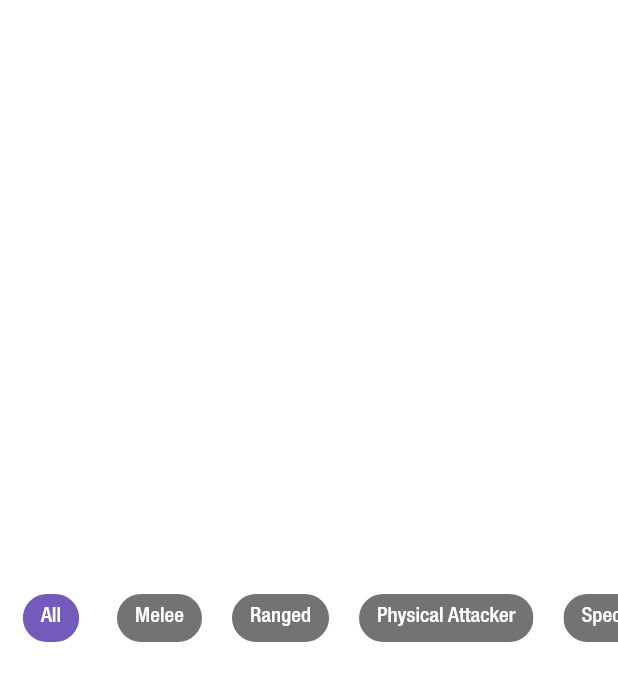
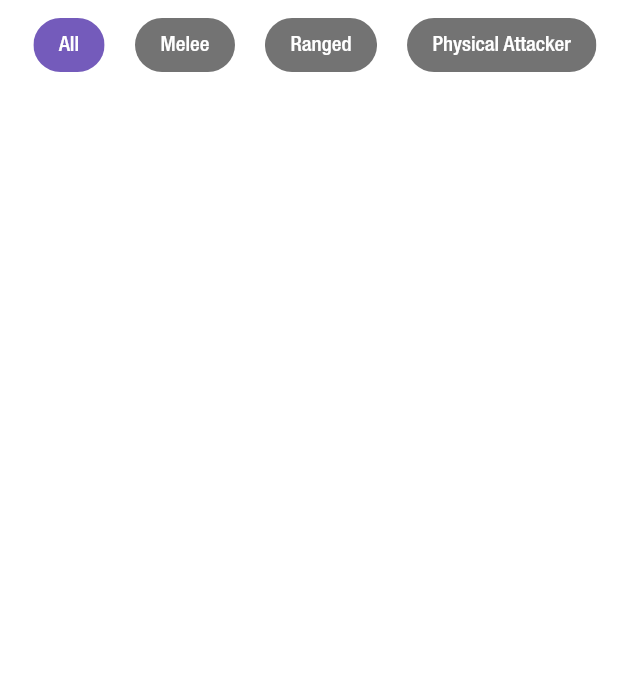
Before and after one commit to charleslana/db-unite, a Flutter app: the FilterPokemon widget shown alone on an empty page, opened directly with empty values, on a phone screen of 412 x 824 dp. Shown: the top 681 px of the screen. Run offline on Flutter 3.47's test engine with Material 2 defaults, Android fonts, the phone set to English and light mode, and no system bars; our stand-ins replace cached_network_image, get, get_storage, percent_indicator; accounts and stored records are empty; network calls fail.

```diff
--- a/lib/src/components/filter_pokemon.dart
+++ b/lib/src/components/filter_pokemon.dart
@@ -28,15 +28,20 @@ class FilterPokemon extends StatelessWidget {
       'Speedster',
       'Supporter',
     ];
+    Widget widget;
 
     for (int index = 0; index < _options.length; index++) {
-      final ChoiceChip choiceChip = ChoiceChip(
+      widget = ChoiceChip(
         selected: index == filterIndex,
-        label: Text(
-          _options[index],
-          style: const TextStyle(color: Colors.white),
+        label: Padding(
+          padding: const EdgeInsets.all(5),
+          child: Text(
+            _options[index],
+            style: const TextStyle(color: Colors.white),
+          ),
         ),
         elevation: 0,
+        visualDensity: const VisualDensity(vertical: 2),
         pressElevation: 5,
         backgroundColor: Colors.black54,
         selectedColor: ColorConstants.background,
@@ -46,15 +51,21 @@ class FilterPokemon extends StatelessWidget {
       chips.add(
         Padding(
           padding: const EdgeInsets.symmetric(horizontal: 10),
-          child: choiceChip,
+          child: widget,
         ),
       );
     }
 
-    return ListView(
-      physics: const BouncingScrollPhysics(),
-      scrollDirection: Axis.horizontal,
-      children: chips,
+    return SizedBox(
+      height: 60,
+      child: Padding(
+        padding: const EdgeInsets.all(12),
+        child: ListView(
+          physics: const BouncingScrollPhysics(),
+          scrollDirection: Axis.horizontal,
+          children: chips,
+        ),
+      ),
     );
   }
 }
```
Also changed, not shown: lib/src/controllers/pokemon_list_controller.dart (added, +12 -0 lines), lib/src/pages/pokemon_list_page.dart (+16 -10 lines).
